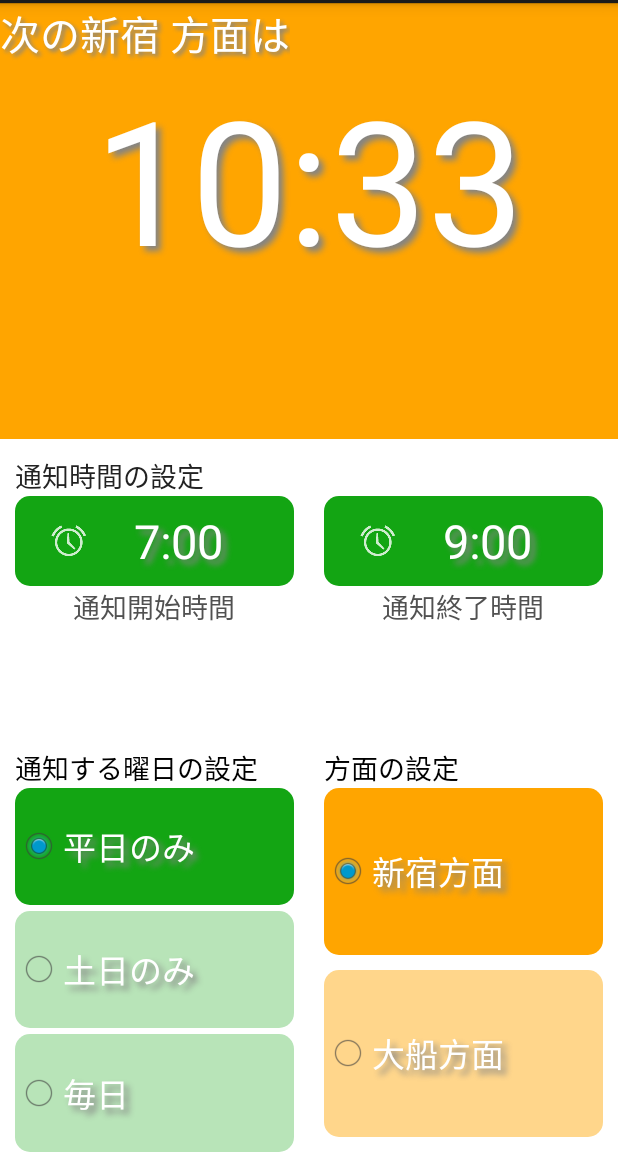
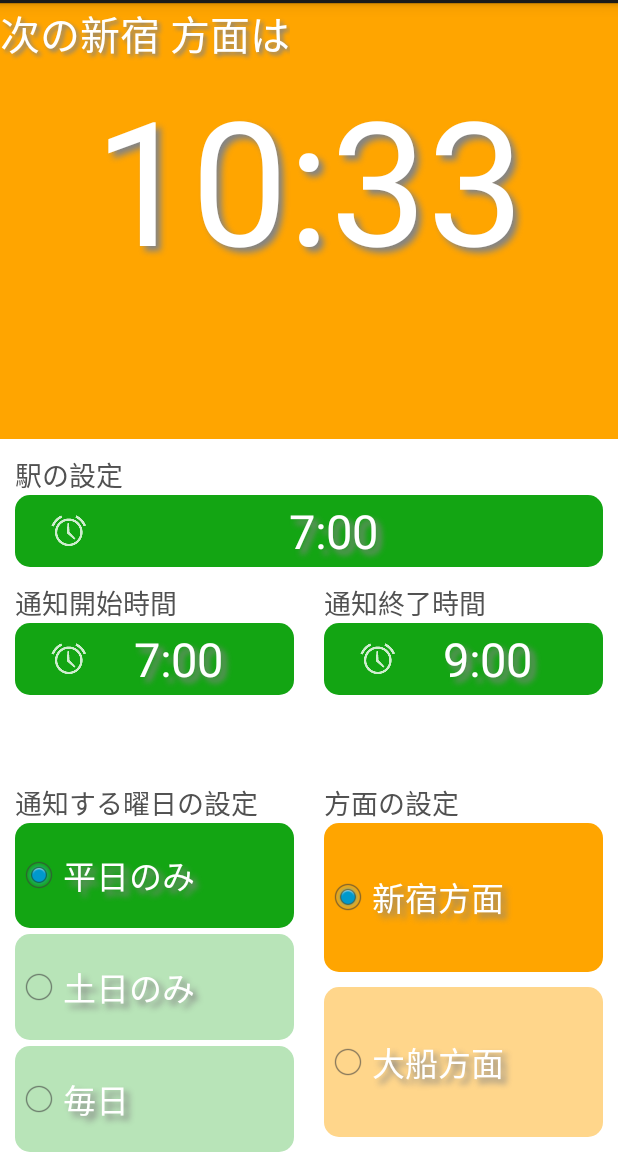
Before and after one commit to yuuuuuyuuuu/trainnotificator, an Android app: the screen it shows after launch (MainActivity), on a phone screen of 412 x 824 dp, the part 69-1236 px from its top. Run offline under Robolectric (Android 15) with nearby library versions, the phone set to English and light mode, and no system bars.

Commit message:
:new: set station setting at top in layout

```diff
--- a/TrainNotificator/app/src/main/java/com/dev/android/yuu/trainnotificator/NotificationAlarmManager.java
+++ b/TrainNotificator/app/src/main/java/com/dev/android/yuu/trainnotificator/NotificationAlarmManager.java
@@ -23,9 +23,6 @@
 
     private static final String TRAIN_NOTIFICATOR_ACTION_ALARM = "train_notificator_action_alarm";
     private static final int PENDING_INTENT_REQUEST_CODE = 99999;
-
-    private static final String EXTRA_KEY_HOUR_OF_DAY = "extra_key_hour_of_day";
-    private static final String EXTRA_KEY_MINUTE = "extra_key_minute";
 
     private NotificationManager mNotificationManager = null;
 
--- a/TrainNotificator/app/src/main/java/com/dev/android/yuu/trainnotificator/SettingFragment.java
+++ b/TrainNotificator/app/src/main/java/com/dev/android/yuu/trainnotificator/SettingFragment.java
@@ -41,18 +41,6 @@
 
     private RadioButton mRadioButtonDirection1 = null;
     private RadioButton mRadioButtonDirection2 = null;
-
-    /*
-    // Date Type
-    public final static int DATE_TYPE_WEEKDAY = 1;
-    public final static int DATE_TYPE_WEEKEND = 2;
-    public final static int DATE_TYPE_ALLDAY = 3;
-
-    // Direction Type
-    public final static int DIRECTION_TYPE_1 = 1;
-    public final static int DIRECTION_TYPE_2 = 2;
-    */
-
 
     private boolean mIsCreateViewCompleted = false;
 
--- /dev/null
+++ b/TrainNotificator/app/src/main/java/com/dev/android/yuu/trainnotificator/StationSettingFragment.java
@@ -0,0 +1,26 @@
+package com.dev.android.yuu.trainnotificator;
+
+import android.app.Fragment;
+import android.os.Bundle;
+import android.util.Log;
+import android.view.LayoutInflater;
+import android.view.View;
+import android.view.ViewGroup;
+
+/**
+ * Created by Chieko on 9/14/14.
+ */
+public class StationSettingFragment extends Fragment
+{
+    private View mView = null;
+
+    @Override
+    public View onCreateView(LayoutInflater inflator, ViewGroup container, Bundle savedInstanceState)
+    {
+        Log.d(this.getClass().toString(), "onCreateView");
+
+        this.mView = inflator.inflate(R.layout.fragment_station_setting, container, false);
+
+        return this.mView;
+    }
+}
--- a/TrainNotificator/app/src/main/res/layout/fragment_setting.xml
+++ b/TrainNotificator/app/src/main/res/layout/fragment_setting.xml
@@ -1,10 +1,19 @@
 <?xml version="1.0" encoding="utf-8"?>
 
 <LinearLayout xmlns:android="http://schemas.android.com/apk/res/android"
+    xmlns:tools="http://schemas.android.com/tools"
     android:orientation="vertical" android:layout_width="match_parent"
     android:layout_height="match_parent"
     android:background="@color/white">
 
+    <fragment
+        android:layout_width="match_parent"
+        android:layout_height="wrap_content"
+        android:name="com.dev.android.yuu.trainnotificator.StationSettingFragment"
+        android:id="@+id/fragment"
+        tools:layout="@layout/fragment_station_setting" />
+
+    <!--
     <LinearLayout
         android:orientation="horizontal"
         android:layout_width="match_parent"
@@ -20,23 +29,37 @@
             android:textColor="@color/almost_black"
             android:layout_marginLeft="10dp"
             android:layout_gravity="bottom" />
+
     </LinearLayout>
+    -->
 
     <LinearLayout
         android:orientation="horizontal"
         android:layout_width="match_parent"
         android:layout_height="0dp"
-        android:layout_weight="3">
+        android:layout_weight="1.5">
 
         <LinearLayout
             android:orientation="vertical"
             android:layout_width="0dp"
             android:layout_height="fill_parent"
-            android:layout_weight="1">
+            android:layout_weight="1"
+            android:layout_marginTop="10dp">
+
+            <TextView
+                android:layout_width="wrap_content"
+                android:layout_height="wrap_content"
+                android:layout_marginLeft="10dp"
+                android:textAppearance="?android:attr/textAppearanceMedium"
+                android:id="@+id/textView2"
+                android:text="@string/label_setting_notification_start_time"
+                android:textSize="8pt"
+                android:textColor="@color/darkgray"
+                android:layout_gravity="left" />
 
             <Button
                 android:layout_width="match_parent"
-                android:layout_height="60dp"
+                android:layout_height="wrap_content"
                 android:text="@string/label_setting_notification_default_start_time"
                 android:drawableLeft="@drawable/ic_action_alarms"
                 android:id="@+id/button_setting_start_time"
@@ -54,27 +77,29 @@
                 android:paddingLeft="20dp"
                 android:paddingRight="20dp" />
 
-            <TextView
-                android:layout_width="wrap_content"
-                android:layout_height="wrap_content"
-                android:textAppearance="?android:attr/textAppearanceMedium"
-                android:id="@+id/textView2"
-                android:text="@string/label_setting_notification_start_time"
-                android:textSize="8pt"
-                android:textColor="@color/darkgray"
-                android:layout_gravity="center_horizontal" />
-
         </LinearLayout>
 
         <LinearLayout
             android:orientation="vertical"
             android:layout_width="0dp"
             android:layout_height="match_parent"
-            android:layout_weight="1">
+            android:layout_weight="1"
+            android:layout_marginTop="10dp">
+
+            <TextView
+                android:layout_width="wrap_content"
+                android:layout_height="wrap_content"
+                android:layout_marginLeft="10dp"
+                android:textAppearance="?android:attr/textAppearanceMedium"
+                android:id="@+id/textView3"
+                android:text="@string/label_setting_notification_end_time"
+                android:layout_gravity="left"
+                android:textColor="@color/darkgray"
+                android:textSize="8pt" />
 
             <Button
                 android:layout_width="match_parent"
-                android:layout_height="60dp"
+                android:layout_height="wrap_content"
                 android:text="@string/label_setting_notification_default_end_time"
                 android:drawableLeft="@drawable/ic_action_alarms"
                 android:background="@drawable/round_green_button"
@@ -93,15 +118,6 @@
                 android:paddingLeft="20dp"
                 android:paddingRight="20dp" />
 
-            <TextView
-                android:layout_width="wrap_content"
-                android:layout_height="wrap_content"
-                android:textAppearance="?android:attr/textAppearanceMedium"
-                android:id="@+id/textView3"
-                android:text="@string/label_setting_notification_end_time"
-                android:layout_gravity="center_horizontal"
-                android:textColor="@color/darkgray"
-                android:textSize="8pt" />
         </LinearLayout>
 
     </LinearLayout>
@@ -110,19 +126,20 @@
         android:orientation="vertical"
         android:layout_width="fill_parent"
         android:layout_height="0dp"
-        android:layout_weight="5">
+        android:layout_weight="3">
 
         <LinearLayout
             android:orientation="horizontal"
             android:layout_width="fill_parent"
             android:layout_height="0dp"
-            android:layout_weight="7">
+            android:layout_weight="5">
 
             <LinearLayout
                 android:orientation="vertical"
                 android:layout_width="0dp"
                 android:layout_height="match_parent"
-                android:layout_weight="1">
+                android:layout_weight="1"
+                android:layout_marginTop="10dp">
 
                 <TextView
                     android:layout_width="wrap_content"
@@ -130,7 +147,9 @@
                     android:textAppearance="?android:attr/textAppearanceMedium"
                     android:text="@string/label_setting_notification_date"
                     android:id="@+id/textView5"
-                    android:layout_marginLeft="10dp" />
+                    android:layout_marginLeft="10dp"
+                    android:textSize="8pt"
+                    android:textColor="@color/darkgray" />
 
                 <RadioGroup
                     android:layout_width="match_parent"
@@ -197,7 +216,8 @@
                 android:orientation="vertical"
                 android:layout_width="0dp"
                 android:layout_height="match_parent"
-                android:layout_weight="1">
+                android:layout_weight="1"
+                android:layout_marginTop="10dp">
 
                 <TextView
                     android:layout_width="wrap_content"
@@ -206,7 +226,9 @@
                     android:text="@string/label_setting_direction_title"
                     android:id="@+id/textView4"
                     android:layout_marginLeft="10dp"
-                    android:layout_gravity="bottom" />
+                    android:layout_gravity="bottom"
+                    android:textSize="8pt"
+                    android:textColor="@color/darkgray" />
 
                 <RadioGroup
                     android:layout_width="match_parent"
--- /dev/null
+++ b/TrainNotificator/app/src/main/res/layout/fragment_station_setting.xml
@@ -0,0 +1,49 @@
+<?xml version="1.0" encoding="utf-8"?>
+
+<LinearLayout xmlns:android="http://schemas.android.com/apk/res/android"
+    android:orientation="vertical" android:layout_width="match_parent"
+    android:layout_height="match_parent">
+
+
+    <LinearLayout
+        android:orientation="vertical"
+        android:layout_width="fill_parent"
+        android:layout_height="0dp"
+        android:id="@+id/linearlayout_station"
+        android:layout_weight="1.5"
+        android:layout_marginTop="10dp">
+        <TextView
+            android:layout_width="wrap_content"
+            android:layout_height="wrap_content"
+            android:textAppearance="?android:attr/textAppearanceMedium"
+            android:id="@+id/textViewStationSetting"
+            android:text="@string/label_setting_notification_station"
+            android:textColor="@color/darkgray"
+            android:layout_marginLeft="10dp"
+            android:layout_gravity="bottom"
+            android:textSize="8pt" />
+
+        <Button
+            android:layout_width="match_parent"
+            android:layout_height="wrap_content"
+            android:text="@string/label_setting_notification_default_start_time"
+            android:drawableLeft="@drawable/ic_action_alarms"
+            android:id="@+id/button"
+            android:background="@drawable/round_green_button"
+            android:textColor="@color/white"
+            android:shadowColor="@color/gray"
+            android:shadowDx="5"
+            android:shadowDy="5"
+            android:shadowRadius="5"
+            android:textSize="14pt"
+            android:layout_marginLeft="10dp"
+            android:layout_marginTop="0dp"
+            android:layout_marginRight="10dp"
+            android:layout_marginBottom="0dp"
+            android:paddingLeft="20dp"
+            android:paddingRight="20dp" />
+
+    </LinearLayout>
+
+
+</LinearLayout>
--- a/TrainNotificator/app/src/main/res/values/strings.xml
+++ b/TrainNotificator/app/src/main/res/values/strings.xml
@@ -9,6 +9,7 @@
     <string name="label_setting_notification_end_time">通知終了時間</string>
     <string name="label_setting_notification_default_start_time">7:00</string>
     <string name="label_setting_notification_default_end_time">9:00</string>
+    <string name="label_setting_notification_station">駅の設定</string>
     <string name="label_setting_notification_date">通知する曜日の設定</string>
     <string name="label_setting_date_weekday">平日のみ</string>
     <string name="label_setting_date_weekend">土日のみ</string>
```
